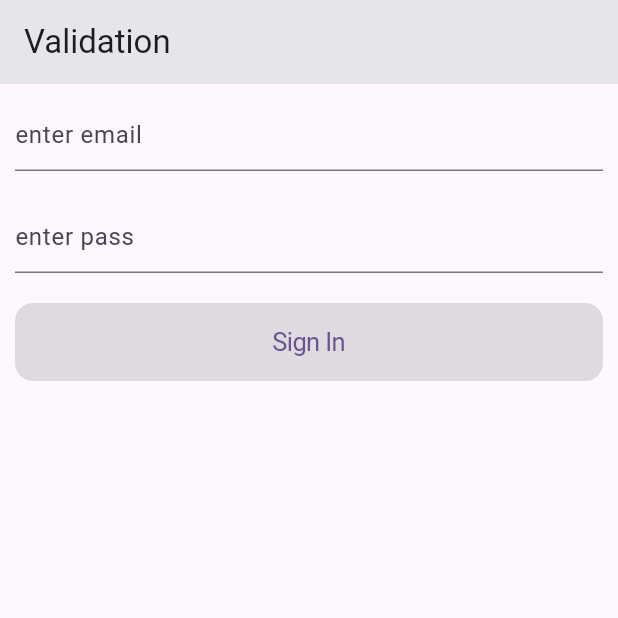
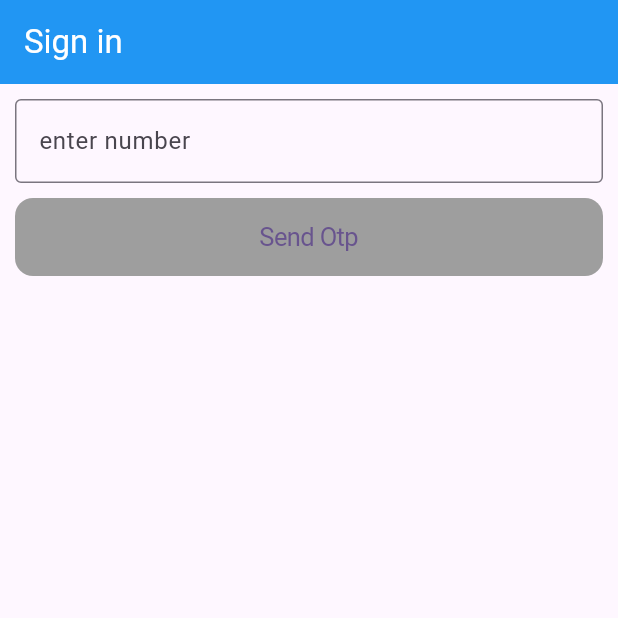
Before and after one commit to Sudhir-Kanani/Flutter_API_BLoc_Cubit_Dio, a Flutter app: the screen it shows after launch, on a phone screen of 412 x 824 dp, the top half of it. Run offline on Flutter 3.47's test engine with Material 3 defaults, Android fonts, the phone set to English and light mode, and no system bars; our stand-ins replace connectivity_plus, email_validator, firebase_auth, firebase_core, flutter_bloc; accounts and stored records are empty.

Commit message:
Added Firebase Phone Auth with cubit

```diff
--- a/lib/bloc/SignInBloc.dart
+++ b/lib/Form_Validation_BLoC/bloc/SignInBloc.dart
@@ -1,7 +1,7 @@
 import 'package:email_validator/email_validator.dart';
 import 'package:flutter_bloc/flutter_bloc.dart';
-import 'package:form_validation_bloc/bloc/SignInEvent.dart';
-import 'package:form_validation_bloc/bloc/SignInState.dart';
+import 'package:form_validation_bloc/Form_Validation_BLoC/bloc/SignInEvent.dart';
+import 'package:form_validation_bloc/Form_Validation_BLoC/bloc/SignInState.dart';
 
 class SignInBloc extends Bloc<SignInEvent, SignInState> {
   SignInBloc() : super(SignInInitState()) {
--- /dev/null
+++ b/lib/Phone_Authentication_Firebase_Cubit/Cubit/auth_cubit.dart
@@ -0,0 +1,62 @@
+import 'package:firebase_auth/firebase_auth.dart';
+import 'package:flutter_bloc/flutter_bloc.dart';
+import 'package:form_validation_bloc/Phone_Authentication_Firebase_Cubit/Cubit/auth_state.dart';
+
+class AuthCubit extends Cubit<AuthState> {
+  final FirebaseAuth _auth = FirebaseAuth.instance;
+
+  AuthCubit() : super(AuthInitState()) {
+    User? currentUser = _auth.currentUser;
+    if (currentUser != null) {
+      emit(AuthLogInState(currentUser));
+    } else {
+      emit(AuthLogOutState());
+    }
+  }
+
+  String? _verificationId;
+
+  void sendOtp(String phoneNumber) async {
+    emit(AuthLoadingState());
+    await _auth.verifyPhoneNumber(
+        phoneNumber: phoneNumber,
+        codeSent: (verificationId, forceResendingToken) {
+          _verificationId = verificationId;
+          emit(AuthCodeSendState());
+        },
+        verificationCompleted: (phoneAuthCredential) {
+          signInWithPhone(phoneAuthCredential);
+        },
+        verificationFailed: (error) {
+          emit(AuthErrorState(error.message.toString()));
+        },
+        codeAutoRetrievalTimeout: (verificationId) {
+          _verificationId = _verificationId;
+        });
+  }
+
+  void verifyOtp(String otp) async {
+    emit(AuthLoadingState());
+
+    PhoneAuthCredential credential = PhoneAuthProvider.credential(
+        verificationId: _verificationId!, smsCode: otp);
+    signInWithPhone(credential);
+  }
+
+  void signInWithPhone(PhoneAuthCredential phoneAuthCredential) async {
+    try {
+      UserCredential userCredential =
+          await _auth.signInWithCredential(phoneAuthCredential);
+
+      if (userCredential.user != null) {
+        emit(AuthLogInState(userCredential.user!));
+      }
+    } on FirebaseAuthException catch (ex) {
+      emit(AuthErrorState(ex.message.toString()));
+    }
+  }
+  void logOut() async{
+    await _auth.signOut();
+    emit(AuthLogOutState());
+  }
+}
--- /dev/null
+++ b/lib/Phone_Authentication_Firebase_Cubit/Cubit/auth_state.dart
@@ -0,0 +1,24 @@
+import 'package:firebase_auth/firebase_auth.dart';
+
+abstract class AuthState{}
+
+
+class AuthInitState extends AuthState {}
+
+class AuthLoadingState extends AuthState {}
+
+class AuthCodeSendState extends AuthState {}
+
+class AuthCodeVerifiedState extends AuthState {}
+
+class AuthLogInState extends AuthState {
+ final User firebaseUser;
+ AuthLogInState(this.firebaseUser);
+}
+
+class AuthLogOutState extends AuthState {}
+
+class AuthErrorState extends AuthState {
+ final String error;
+  AuthErrorState(this.error);
+}
--- /dev/null
+++ b/lib/Phone_Authentication_Firebase_Cubit/Phone_Authentication_Firebase.dart
@@ -0,0 +1,38 @@
+import 'package:flutter/material.dart';
+import 'package:flutter_bloc/flutter_bloc.dart';
+import 'package:form_validation_bloc/Phone_Authentication_Firebase_Cubit/Cubit/auth_cubit.dart';
+import 'package:form_validation_bloc/Phone_Authentication_Firebase_Cubit/Cubit/auth_state.dart';
+import 'package:form_validation_bloc/Phone_Authentication_Firebase_Cubit/screens/HomeScreen.dart';
+import 'package:form_validation_bloc/Phone_Authentication_Firebase_Cubit/screens/SignInScreen.dart';
+
+class Phone_Authentication_Firebase extends StatelessWidget {
+  const Phone_Authentication_Firebase({super.key});
+
+  @override
+  Widget build(BuildContext context) {
+    return BlocProvider(
+      create: (context) => AuthCubit(),
+      child: MaterialApp(
+        title: "",
+        theme: ThemeData(
+            colorScheme: ColorScheme.fromSeed(seedColor: Colors.deepPurple),
+            useMaterial3: true),
+        debugShowCheckedModeBanner: false,
+        home: BlocBuilder<AuthCubit, AuthState>(
+          buildWhen: (previous, current) {
+            return previous is AuthInitState; // check old state is init state then check below builder
+          },
+          builder: (context, state) {
+            if (state is AuthLogInState) {
+              return HomeScreen();
+            } else if (state is AuthLogOutState) {
+              return SignInScreen();
+            } else {
+              return const Scaffold();
+            }
+          },
+        ),
+      ),
+    );
+  }
+}
--- /dev/null
+++ b/lib/Phone_Authentication_Firebase_Cubit/screens/SignInScreen.dart
@@ -0,0 +1,66 @@
+import 'package:flutter/cupertino.dart';
+import 'package:flutter/material.dart';
+import 'package:flutter_bloc/flutter_bloc.dart';
+import 'package:form_validation_bloc/Phone_Authentication_Firebase_Cubit/Cubit/auth_cubit.dart';
+import 'package:form_validation_bloc/Phone_Authentication_Firebase_Cubit/Cubit/auth_state.dart';
+import 'VerifyScreen.dart';
+
+class SignInScreen extends StatelessWidget {
+  var numberController = TextEditingController();
+
+  SignInScreen({super.key});
+
+  @override
+  Widget build(BuildContext context) {
+    return Scaffold(
+      appBar: AppBar(
+        title: const Text("Sign in", style: TextStyle(color: Colors.white)),
+        backgroundColor: Colors.blue,
+      ),
+      body: Padding(
+        padding: const EdgeInsets.all(10.0),
+        child: Column(
+          children: [
+            TextField(
+              controller: numberController,
+              decoration: const InputDecoration(
+                  hintText: "enter number", border: OutlineInputBorder()),
+              keyboardType: TextInputType.number,
+            ),
+            const SizedBox(height: 10.0),
+            BlocConsumer<AuthCubit,AuthState>(
+              listener: (context, state) {
+                if(state is AuthCodeSendState)
+                  {
+                    Navigator.push(context, CupertinoPageRoute(builder: (context) => VerifyScreen()));
+                  }
+              },
+              builder: (context, state) {
+                if(state is AuthLoadingState){
+                  return const Center(
+                    child: CircularProgressIndicator(),
+                  );
+                }
+
+                return SizedBox(
+                  width: MediaQuery
+                      .of(context)
+                      .size
+                      .width,
+                  child: CupertinoButton(
+                    onPressed: () {
+                      String phoneNo = "+91${numberController.text}";
+                    BlocProvider.of<AuthCubit>(context).sendOtp(phoneNo);
+                    },
+                    color: Colors.grey,
+                    child: const Text("Send Otp"),
+                  ),
+                );
+              },
+            )
+          ],
+        ),
+      ),
+    );
+  }
+}
--- a/lib/main.dart
+++ b/lib/main.dart
@@ -1,104 +1,12 @@
+
 import 'package:flutter/cupertino.dart';
-import 'package:flutter/material.dart';
-import 'package:flutter_bloc/flutter_bloc.dart';
-import 'package:form_validation_bloc/bloc/SignInBloc.dart';
-import 'package:form_validation_bloc/bloc/SignInEvent.dart';
-import 'package:form_validation_bloc/bloc/SignInState.dart';
+import 'package:firebase_core/firebase_core.dart';
 
-void main() {
-  runApp(const MyApp());
+import 'Phone_Authentication_Firebase_Cubit/Phone_Authentication_Firebase.dart';
+import 'firebase_options.dart';
+
+void main() async {
+  WidgetsFlutterBinding.ensureInitialized();
+  await Firebase.initializeApp(options: DefaultFirebaseOptions.currentPlatform);
+  runApp(const Phone_Authentication_Firebase());
 }
-
-class MyApp extends StatelessWidget {
-  const MyApp({super.key});
-
-  @override
-  Widget build(BuildContext context) {
-    return BlocProvider(
-      create: (context) => SignInBloc(),
-      child: MaterialApp(
-        title: 'Flutter Demo',
-        theme: ThemeData(
-          colorScheme: ColorScheme.fromSeed(seedColor: Colors.deepPurple),
-          useMaterial3: true,
-        ),
-        debugShowCheckedModeBanner: false,
-        home: SignInPage(),
-      ),
-    );
-  }
-}
-
-class SignInPage extends StatelessWidget {
-  var emailValidator = TextEditingController();
-  var passValidator = TextEditingController();
-
-  @override
-  Widget build(BuildContext context) {
-    return Scaffold(
-      appBar: AppBar(
-        title: const Text("Validation"),
-        backgroundColor: CupertinoColors.lightBackgroundGray,
-      ),
-      body: Padding(
-        padding: const EdgeInsets.all(10.0),
-        child: Column(
-          children: [
-            BlocBuilder<SignInBloc, SignInState>(
-              builder: (context, state) {
-                if (state is SignInErrorState) {
-                  return Text(state.errorMsg,
-                      style: const TextStyle(color: Colors.red));
-                } else {
-                  return Container();
-                }
-              },
-            ),
-            TextField(
-              controller: emailValidator,
-              decoration: const InputDecoration(hintText: "enter email"),
-              onChanged: (value) {
-                BlocProvider.of<SignInBloc>(context).add(SignInTextChangeEvent(
-                    emailValidator.text, passValidator.text));
-              },
-            ),
-            const SizedBox(height: 20.0),
-            TextField(
-              controller: passValidator,
-              decoration: const InputDecoration(hintText: "enter pass"),
-              onChanged: (value) {
-                BlocProvider.of<SignInBloc>(context).add(SignInTextChangeEvent(
-                    emailValidator.text, passValidator.text));
-              },
-            ),
-            const SizedBox(height: 20.0),
-            SizedBox(
-              width: double.infinity,
-              child: BlocBuilder<SignInBloc, SignInState>(
-                builder: (context, state) {
-                  if (state is SingInLoadingState) {
-                    return const Center(child: CircularProgressIndicator());
-                  }
-
-                  return CupertinoButton(
-                    onPressed: () {
-                      if (state is SignInValidState) {
-                        BlocProvider.of<SignInBloc>(context).add(
-                            SignInSubmitedEvent(
-                                emailValidator.text, passValidator.text));
-                      }
-                    },
-                    color: (state is SignInValidState)
-                        ? Colors.blue
-                        : Colors.black12,
-                    child: const Text("Sign In"),
-                  );
-                },
-              ),
-            )
-          ],
-        ),
-      ),
-    );
-  }
-}
--- a/pubspec.yaml
+++ b/pubspec.yaml
@@ -48,6 +48,9 @@ dev_dependencies:
   # rules and activating additional ones.
   flutter_lints: ^2.0.0
   flutter_bloc: ^8.1.3
+  connectivity_plus: ^5.0.2
+  firebase_core: ^2.24.2
+  firebase_auth: ^4.15.3
 
 # For information on the generic Dart part of this file, see the
 # following page: https://dart.dev/tools/pub/pubspec
```
Also changed, not shown: lib/Form_Validation_BLoC/Form_Validation_BLoC.dart (added, +102 -0 lines), lib/Form_Validation_BLoC/cubits/internet_cubits.dart (added, +28 -0 lines), lib/Phone_Authentication_Firebase_Cubit/screens/HomeScreen.dart (added, +37 -0 lines), lib/Phone_Authentication_Firebase_Cubit/screens/VerifyScreen.dart (added, +78 -0 lines), lib/Form_Validation_BLoC/bloc/SignInEvent.dart (renamed from lib/bloc/SignInEvent.dart), lib/Form_Validation_BLoC/bloc/SignInState.dart (renamed from lib/bloc/SignInState.dart), lib/firebase_options.dart (added), pubspec.lock, 7 other files.
